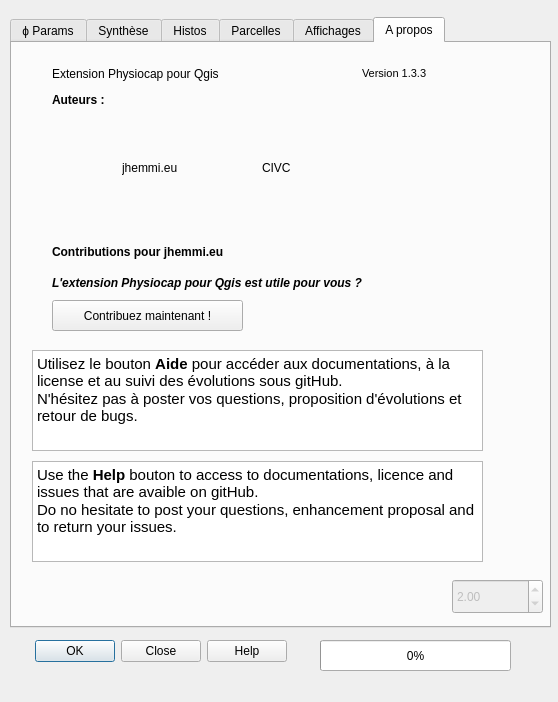
First picture: the form in Physiocap_dialog_base.ui, repository jhemmi/QgisPhysiocapPlugin, before the edit.
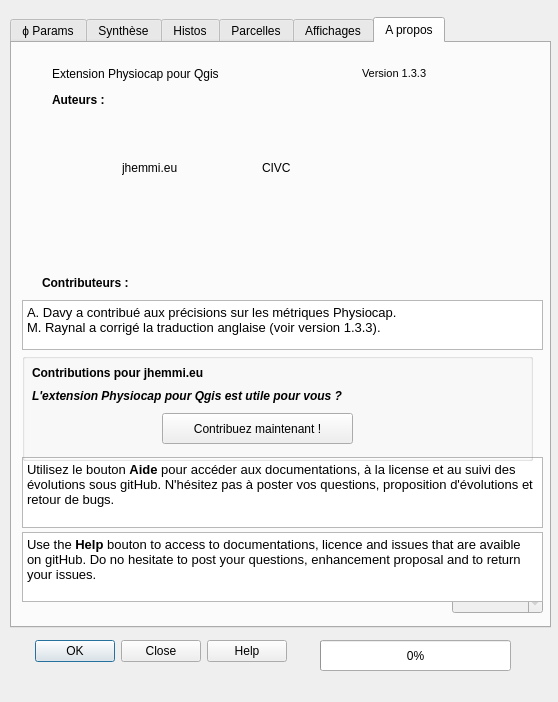
Second picture: the form after the edit. The open tabs and pages were chosen to show the change.

```diff
--- a/Physiocap_dialog_base.ui
+++ b/Physiocap_dialog_base.ui
@@ -2336,10 +2336,10 @@
     <widget class="QTextBrowser" name="textBrowser">
      <property name="geometry">
       <rect>
-       <x>20</x>
-       <y>307</y>
-       <width>451</width>
-       <height>101</height>
+       <x>10</x>
+       <y>414</y>
+       <width>521</width>
+       <height>71</height>
       </rect>
      </property>
      <property name="html">
@@ -2347,8 +2347,7 @@
 &lt;html&gt;&lt;head&gt;&lt;meta name=&quot;qrichtext&quot; content=&quot;1&quot; /&gt;&lt;style type=&quot;text/css&quot;&gt;
 p, li { white-space: pre-wrap; }
 &lt;/style&gt;&lt;/head&gt;&lt;body style=&quot; font-family:'Cantarell'; font-size:11pt; font-weight:400; font-style:normal;&quot;&gt;
-&lt;p style=&quot; margin-top:0px; margin-bottom:0px; margin-left:0px; margin-right:0px; -qt-block-indent:0; text-indent:0px;&quot;&gt;Utilisez le bouton &lt;span style=&quot; font-weight:600;&quot;&gt;Aide&lt;/span&gt; pour accéder aux documentations, à la license et au suivi des évolutions sous gitHub.&lt;/p&gt;
-&lt;p style=&quot; margin-top:0px; margin-bottom:0px; margin-left:0px; margin-right:0px; -qt-block-indent:0; text-indent:0px;&quot;&gt;N'hésitez pas à poster vos questions, proposition d'évolutions et retour de bugs.&lt;/p&gt;&lt;/body&gt;&lt;/html&gt;</string>
+&lt;p style=&quot; margin-top:0px; margin-bottom:0px; margin-left:0px; margin-right:0px; -qt-block-indent:0; text-indent:0px;&quot;&gt;&lt;span style=&quot; font-size:10pt;&quot;&gt;Utilisez le bouton &lt;/span&gt;&lt;span style=&quot; font-size:10pt; font-weight:600;&quot;&gt;Aide&lt;/span&gt;&lt;span style=&quot; font-size:10pt;&quot;&gt; pour accéder aux documentations, à la license et au suivi des évolutions sous gitHub. N'hésitez pas à poster vos questions, proposition d'évolutions et retour de bugs.&lt;/span&gt;&lt;/p&gt;&lt;/body&gt;&lt;/html&gt;</string>
      </property>
     </widget>
     <widget class="QLabel" name="label_jhemmi">
@@ -2430,11 +2429,78 @@
       <double>2.000000000000000</double>
      </property>
     </widget>
+    <widget class="QTextBrowser" name="textBrowser_2">
+     <property name="geometry">
+      <rect>
+       <x>10</x>
+       <y>489</y>
+       <width>521</width>
+       <height>70</height>
+      </rect>
+     </property>
+     <property name="html">
+      <string>&lt;!DOCTYPE HTML PUBLIC &quot;-//W3C//DTD HTML 4.0//EN&quot; &quot;http://www.w3.org/TR/REC-html40/strict.dtd&quot;&gt;
+&lt;html&gt;&lt;head&gt;&lt;meta name=&quot;qrichtext&quot; content=&quot;1&quot; /&gt;&lt;style type=&quot;text/css&quot;&gt;
+p, li { white-space: pre-wrap; }
+&lt;/style&gt;&lt;/head&gt;&lt;body style=&quot; font-family:'Cantarell'; font-size:11pt; font-weight:400; font-style:normal;&quot;&gt;
+&lt;p style=&quot; margin-top:0px; margin-bottom:0px; margin-left:0px; margin-right:0px; -qt-block-indent:0; text-indent:0px;&quot;&gt;&lt;span style=&quot; font-size:10pt;&quot;&gt;Use the &lt;/span&gt;&lt;span style=&quot; font-size:10pt; font-weight:600;&quot;&gt;Help&lt;/span&gt;&lt;span style=&quot; font-size:10pt;&quot;&gt; bouton to access to documentations, licence and issues that are avaible on gitHub. Do no hesitate to post your questions, enhancement proposal and to return your issues.&lt;/span&gt;&lt;/p&gt;&lt;/body&gt;&lt;/html&gt;</string>
+     </property>
+    </widget>
+    <widget class="QLabel" name="label_106">
+     <property name="geometry">
+      <rect>
+       <x>30</x>
+       <y>229</y>
+       <width>111</width>
+       <height>21</height>
+      </rect>
+     </property>
+     <property name="font">
+      <font>
+       <weight>75</weight>
+       <bold>true</bold>
+      </font>
+     </property>
+     <property name="text">
+      <string>Contributeurs : </string>
+     </property>
+    </widget>
+    <widget class="QLabel" name="label_107">
+     <property name="geometry">
+      <rect>
+       <x>150</x>
+       <y>224</y>
+       <width>311</width>
+       <height>50</height>
+      </rect>
+     </property>
+     <property name="font">
+      <font>
+       <weight>75</weight>
+       <bold>true</bold>
+      </font>
+     </property>
+     <property name="text">
+      <string/>
+     </property>
+    </widget>
+    <widget class="QGroupBox" name="groupBox">
+     <property name="geometry">
+      <rect>
+       <x>10</x>
+       <y>310</y>
+       <width>511</width>
+       <height>108</height>
+      </rect>
+     </property>
+     <property name="title">
+      <string/>
+     </property>
     <widget class="QLabel" name="label_104">
      <property name="geometry">
       <rect>
-       <x>40</x>
-       <y>198</y>
+        <x>10</x>
+        <y>9</y>
        <width>351</width>
        <height>21</height>
       </rect>
@@ -2452,8 +2518,8 @@
     <widget class="QLabel" name="label_105">
      <property name="geometry">
       <rect>
-       <x>40</x>
-       <y>229</y>
+        <x>10</x>
+        <y>32</y>
        <width>401</width>
        <height>21</height>
       </rect>
@@ -2472,8 +2538,8 @@
     <widget class="QPushButton" name="buttonContribuer">
      <property name="geometry">
       <rect>
-       <x>40</x>
-       <y>257</y>
+        <x>140</x>
+        <y>60</y>
        <width>191</width>
        <height>31</height>
       </rect>
@@ -2482,13 +2548,14 @@
       <string>Contribuez maintenant !</string>
      </property>
     </widget>
-    <widget class="QTextBrowser" name="textBrowser_2">
+    </widget>
+    <widget class="QTextBrowser" name="textBrowser_3">
      <property name="geometry">
       <rect>
-       <x>20</x>
-       <y>418</y>
-       <width>451</width>
-       <height>101</height>
+       <x>10</x>
+       <y>257</y>
+       <width>521</width>
+       <height>50</height>
       </rect>
      </property>
      <property name="html">
@@ -2496,8 +2563,8 @@
 &lt;html&gt;&lt;head&gt;&lt;meta name=&quot;qrichtext&quot; content=&quot;1&quot; /&gt;&lt;style type=&quot;text/css&quot;&gt;
 p, li { white-space: pre-wrap; }
 &lt;/style&gt;&lt;/head&gt;&lt;body style=&quot; font-family:'Cantarell'; font-size:11pt; font-weight:400; font-style:normal;&quot;&gt;
-&lt;p style=&quot; margin-top:0px; margin-bottom:0px; margin-left:0px; margin-right:0px; -qt-block-indent:0; text-indent:0px;&quot;&gt;Use the &lt;span style=&quot; font-weight:600;&quot;&gt;Help&lt;/span&gt; bouton to access to documentations, licence and issues that are avaible on gitHub.&lt;/p&gt;
-&lt;p style=&quot; margin-top:0px; margin-bottom:0px; margin-left:0px; margin-right:0px; -qt-block-indent:0; text-indent:0px;&quot;&gt;Do no hesitate to post your questions, enhancement proposal and to return your issues.&lt;/p&gt;&lt;/body&gt;&lt;/html&gt;</string>
+&lt;p style=&quot; margin-top:0px; margin-bottom:0px; margin-left:0px; margin-right:0px; -qt-block-indent:0; text-indent:0px;&quot;&gt;&lt;span style=&quot; font-size:10pt; color:#000000;&quot;&gt;A. Davy a contribué aux précisions sur les métriques Physiocap.&lt;/span&gt;&lt;/p&gt;
+&lt;p style=&quot; margin-top:0px; margin-bottom:0px; margin-left:0px; margin-right:0px; -qt-block-indent:0; text-indent:0px;&quot;&gt;&lt;span style=&quot; font-size:10pt; color:#000000;&quot;&gt;M. Raynal a corrigé la traduction anglaise (voir version 1.3.3).&lt;/span&gt;&lt;/p&gt;&lt;/body&gt;&lt;/html&gt;</string>
      </property>
     </widget>
    </widget>
```
Left out of the diff: 2 changed lines with no effect on the pictures. Lines whose indentation alone changed are shown as unchanged.
